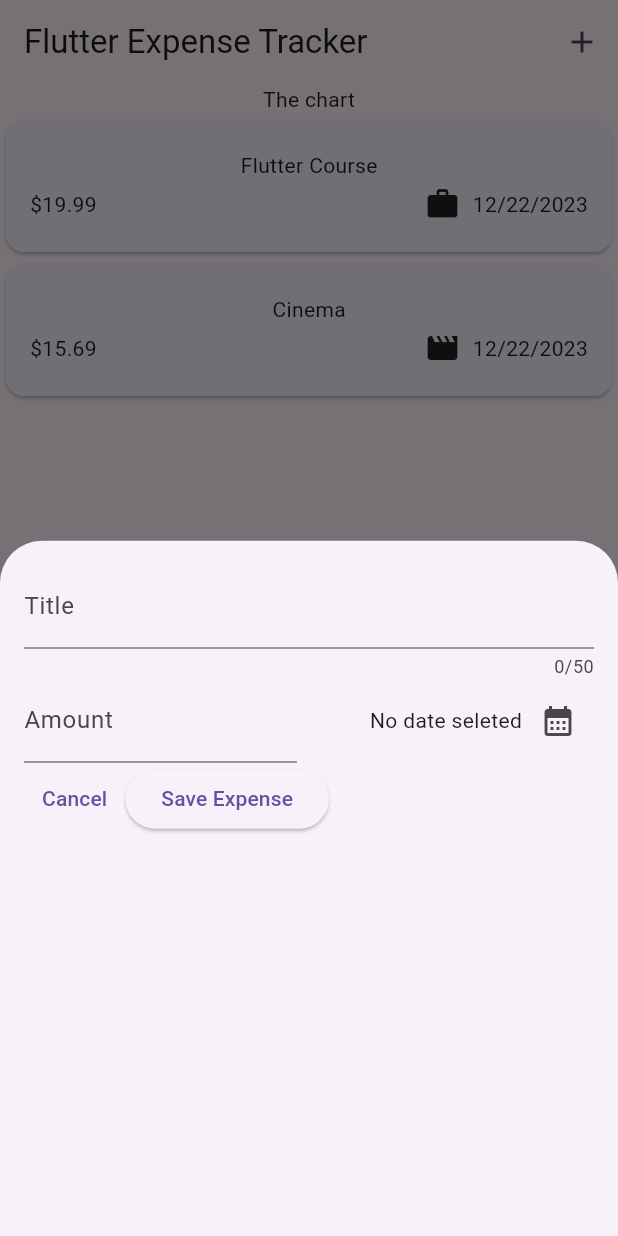
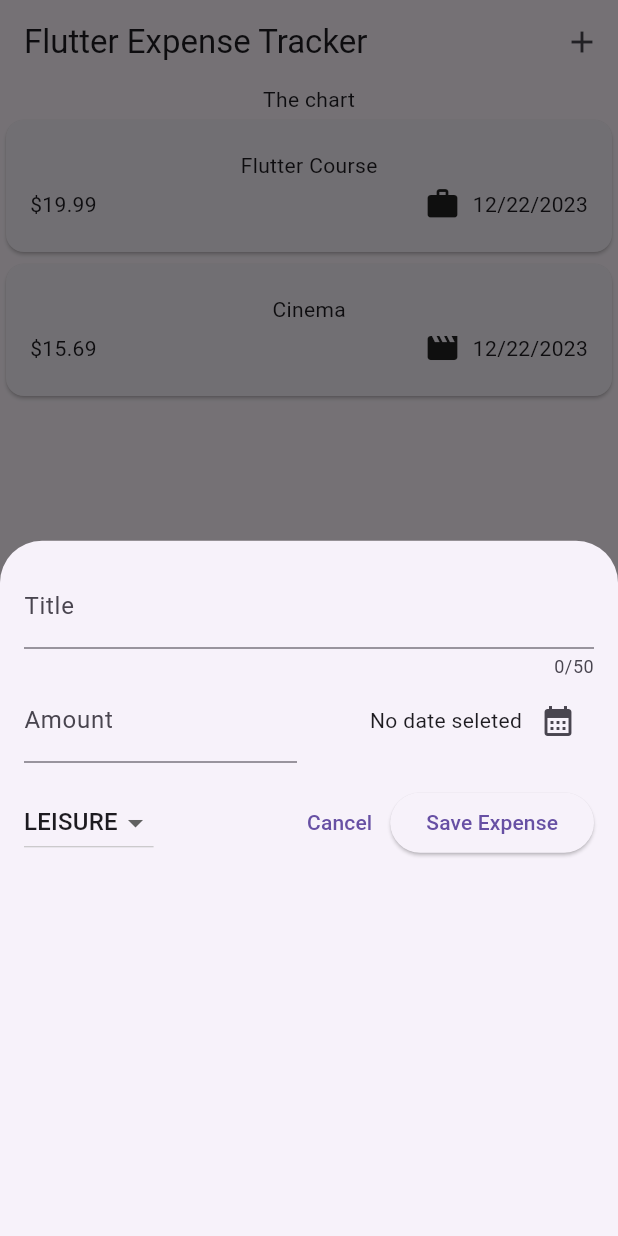
Before and after one commit to realbronoh/flutter-expense-tracker, a Flutter app: the screen it shows after launch, after a tap on the "add" icon, on a phone screen of 412 x 824 dp. Run offline on Flutter 3.47's test engine with Material 3 defaults, Android fonts, the phone set to English and light mode, and no system bars.

Commit message:
dropdown button

```diff
--- a/lib/models/expense.dart
+++ b/lib/models/expense.dart
@@ -8,14 +8,14 @@ const uuid = Uuid();
 
 enum Category {
   food,
-  trabel,
+  travel,
   leisure,
   work,
 }
 
 const categoryIcons = {
   Category.food: Icons.lunch_dining,
-  Category.trabel: Icons.flight_takeoff,
+  Category.travel: Icons.flight_takeoff,
   Category.leisure: Icons.movie,
   Category.work: Icons.work,
 };
--- a/lib/widgets/new_expense.dart
+++ b/lib/widgets/new_expense.dart
@@ -14,6 +14,7 @@ class _NewExpenseState extends State<NewExpense> {
   final _titleController = TextEditingController();
   final _amountController = TextEditingController();
   DateTime? _selectedDate;
+  Category _selectedCategory = Category.leisure;
 
   void _presentDatePicker() async {
     final now = DateTime.now();
@@ -78,8 +79,29 @@ class _NewExpenseState extends State<NewExpense> {
               ),
             ],
           ),
+          const SizedBox(height: 16),
           Row(
             children: [
+              DropdownButton(
+                value: _selectedCategory,
+                items: Category.values
+                    .map(
+                      (category) => DropdownMenuItem(
+                        value: category,
+                        child: Text(category.name.toUpperCase()),
+                      ),
+                    )
+                    .toList(),
+                onChanged: (value) {
+                  if (value == null) {
+                    return;
+                  }
+                  setState(() {
+                    _selectedCategory = value;
+                  });
+                },
+              ),
+              const Spacer(),
               TextButton(
                 onPressed: () {
                   Navigator.pop(context); // close the modal
```
